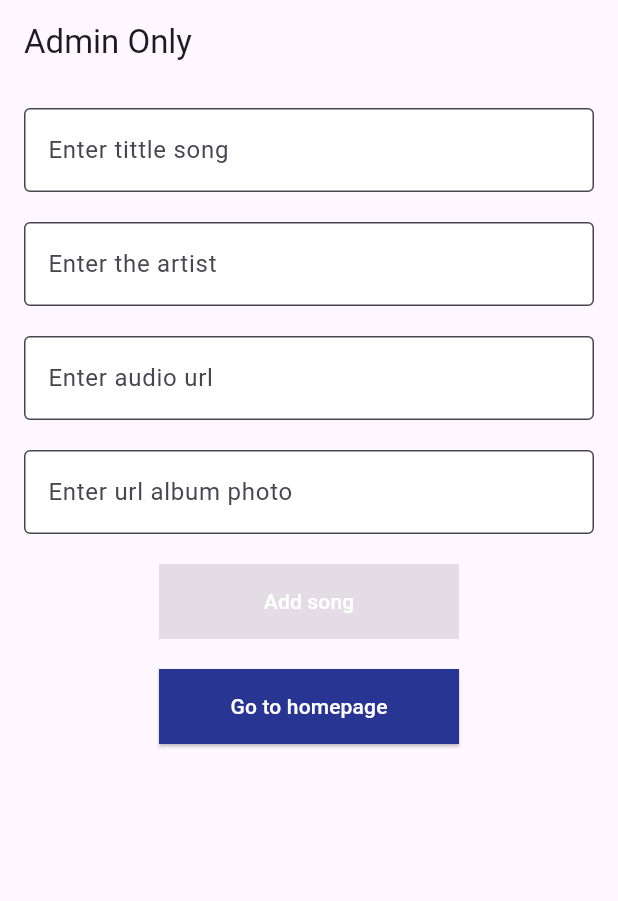
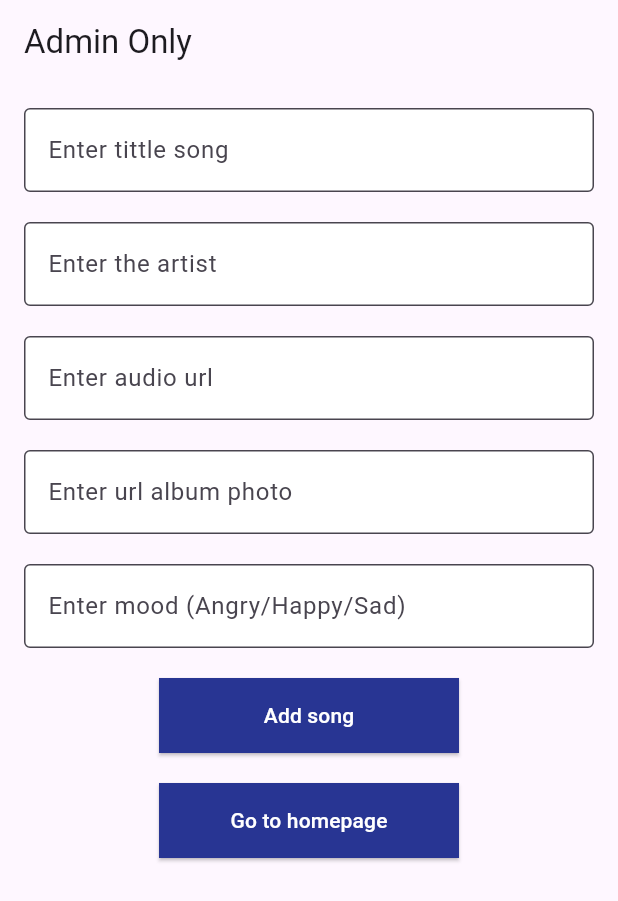
Before and after one commit to Stillante-Peruro/Feel-da-Beats, a Flutter app: the adminOnlyPage screen opened directly, on a phone screen of 412 x 824 dp. Shown: the top 901 px of the screen. Run offline on Flutter 3.47's test engine with Material 3 defaults, Android fonts, the light colour scheme and no system bars; our stand-ins replace audioplayers, camera, cloud_firestore, firebase_auth, firebase_core; missing offline and left inert: google_mlkit_commons, google_mlkit_face_detection, tflite_v2; accounts and stored records are empty.

Commit message:
admin page for upload

```diff
--- /dev/null
+++ b/lib/models/music_model.dart
@@ -0,0 +1,14 @@
+class Song {
+  String title;
+  String artist;
+  String audioPath;
+  String albumImgUrl;
+  String emotionPlaylistType;
+
+  Song(
+      {required this.title,
+      required this.artist,
+      required this.audioPath,
+      required this.albumImgUrl,
+      required this.emotionPlaylistType});
+}
--- a/lib/pages/admin.dart
+++ b/lib/pages/admin.dart
@@ -1,4 +1,6 @@
+import 'package:feel_da_beats_app/models/music_model.dart';
 import 'package:feel_da_beats_app/pages/dashboard.dart';
+import 'package:feel_da_beats_app/services/firestore_service.dart';
 import 'package:flutter/material.dart';
 
 class adminOnlyPage extends StatefulWidget {
@@ -9,17 +11,24 @@ class adminOnlyPage extends StatefulWidget {
 }
 
 class _adminOnlyPageState extends State<adminOnlyPage> {
+  TextEditingController titleController = TextEditingController();
+  TextEditingController artistController = TextEditingController();
+  TextEditingController albumController = TextEditingController();
+  TextEditingController audioController = TextEditingController();
+  TextEditingController emotionController = TextEditingController();
+
   @override
   Widget build(BuildContext context) {
     return Scaffold(
         appBar: AppBar(title: Text('Admin Only')),
-        body: Center(
+        body: SingleChildScrollView(
+          child: Center(
             child: Padding(
               padding: const EdgeInsets.all(16),
               child: Column(
                 children: [
                   TextField(
-                  onChanged: (value) {},
+                    controller: titleController,
                     decoration: InputDecoration(
                       hintText: "Enter tittle song",
                       filled: true,
@@ -29,7 +38,7 @@ class _adminOnlyPageState extends State<adminOnlyPage> {
                   ),
                   SizedBox(height: 20),
                   TextField(
-                  onChanged: (value) {},
+                    controller: artistController,
                     decoration: InputDecoration(
                       hintText: "Enter the artist",
                       filled: true,
@@ -39,7 +48,7 @@ class _adminOnlyPageState extends State<adminOnlyPage> {
                   ),
                   SizedBox(height: 20),
                   TextField(
-                  onChanged: (value) {},
+                    controller: audioController,
                     decoration: InputDecoration(
                       hintText: "Enter audio url",
                       filled: true,
@@ -49,7 +58,7 @@ class _adminOnlyPageState extends State<adminOnlyPage> {
                   ),
                   SizedBox(height: 20),
                   TextField(
-                  onChanged: (value) {},
+                    controller: albumController,
                     decoration: InputDecoration(
                       hintText: "Enter url album photo",
                       filled: true,
@@ -58,8 +67,33 @@ class _adminOnlyPageState extends State<adminOnlyPage> {
                     ),
                   ),
                   SizedBox(height: 20),
+                  TextField(
+                    controller: emotionController,
+                    decoration: InputDecoration(
+                      hintText: "Enter mood (Angry/Happy/Sad)",
+                      filled: true,
+                      fillColor: Colors.white,
+                      border: OutlineInputBorder(),
+                    ),
+                  ),
+                  SizedBox(height: 20),
                   ElevatedButton(
-                  onPressed: null,
+                    onPressed: () {
+                      Song song = Song(
+                          title: titleController.text,
+                          artist: artistController.text,
+                          audioPath: audioController.text,
+                          albumImgUrl: albumController.text,
+                          emotionPlaylistType: emotionController.text);
+
+                      FirestoreService.uploadSong(song);
+
+                      titleController.clear();
+                      artistController.clear();
+                      audioController.clear();
+                      albumController.clear();
+                      emotionController.clear();
+                    },
                     child:
                         Text("Add song", style: TextStyle(color: Colors.white)),
                     style: ElevatedButton.styleFrom(
@@ -73,8 +107,10 @@ class _adminOnlyPageState extends State<adminOnlyPage> {
                   SizedBox(height: 20),
                   ElevatedButton(
                     onPressed: () {
-                    Navigator.push(context,
-                        MaterialPageRoute(builder: (context) => MyHomePage()));
+                      Navigator.push(
+                          context,
+                          MaterialPageRoute(
+                              builder: (context) => MyHomePage()));
                     },
                     child: Text("Go to homepage",
                         style: TextStyle(color: Colors.white)),
@@ -89,6 +125,7 @@ class _adminOnlyPageState extends State<adminOnlyPage> {
                 ],
               ),
             ),
+          ),
         ));
   }
 }
--- a/lib/services/usermanagement.dart
+++ b/lib/services/usermanagement.dart
@@ -46,7 +46,6 @@ class userManagement {
 
   void navigateBasedOnRole(BuildContext context) async {
     String uid = FirebaseAuth.instance.currentUser!.uid;
-    if (uid != null) {
       String role = await getUserRole(uid);
       if (role == 'admin') {
         Navigator.pushReplacement(
@@ -55,6 +54,5 @@ class userManagement {
         Navigator.pushReplacement(
             context, MaterialPageRoute(builder: (context) => MyHomePage()));
       }
-    }
   }
 }
```
Also changed, not shown: lib/services/firestore_service.dart (added, +14 -0 lines). Lines whose indentation alone changed are shown as unchanged.
